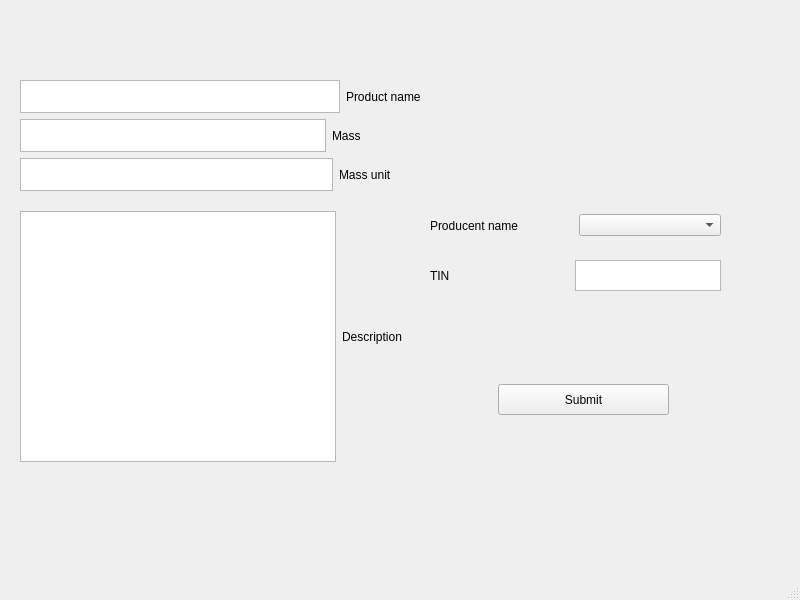
Old version of the form src/gui/add_product_window.ui in the repository MariuszPaluch2001/store-chain-management.
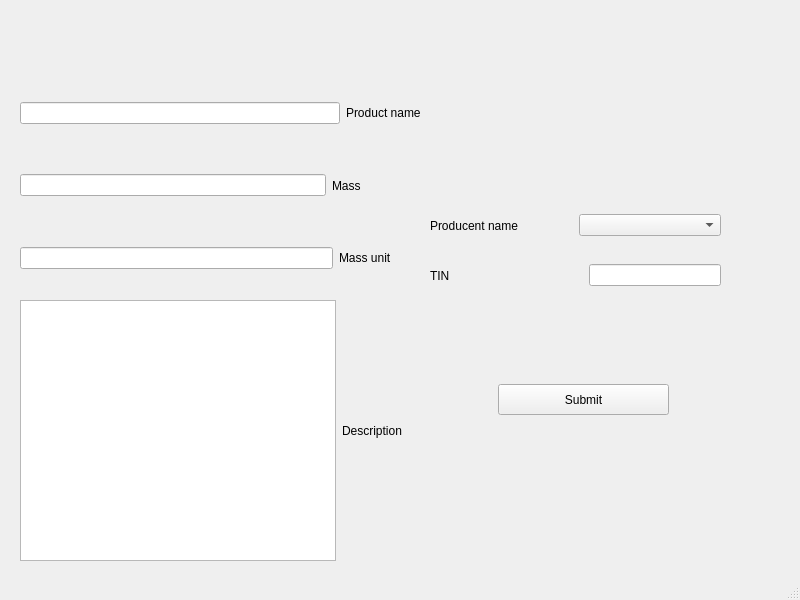
New version of the form.

Commit message: Working adding product to mongoDB.

The edit to the form file:
```diff
--- a/src/gui/add_product_window.ui
+++ b/src/gui/add_product_window.ui
@@ -20,14 +20,14 @@
       <x>20</x>
       <y>80</y>
       <width>401</width>
-      <height>111</height>
+      <height>211</height>
      </rect>
     </property>
     <layout class="QVBoxLayout" name="verticalLayout">
      <item>
       <layout class="QHBoxLayout" name="horizontalLayout_5">
        <item>
-        <widget class="QPlainTextEdit" name="plainTextEdit_4"/>
+        <widget class="QLineEdit" name="Product_Name_Input"/>
        </item>
        <item>
         <widget class="QLabel" name="label_3">
@@ -41,7 +41,7 @@
      <item>
       <layout class="QHBoxLayout" name="horizontalLayout_2">
        <item>
-        <widget class="QPlainTextEdit" name="plainTextEdit"/>
+        <widget class="QLineEdit" name="Product_Mass_Input"/>
        </item>
        <item>
         <widget class="QLabel" name="label">
@@ -55,7 +55,7 @@
      <item>
       <layout class="QHBoxLayout" name="horizontalLayout_4">
        <item>
-        <widget class="QPlainTextEdit" name="plainTextEdit_3"/>
+        <widget class="QLineEdit" name="Product_Mass_Unit_Input"/>
        </item>
        <item>
         <widget class="QLabel" name="label_4">
@@ -114,14 +114,14 @@
        </property>
        <property name="sizeHint" stdset="0">
         <size>
-         <width>230</width>
+         <width>113</width>
          <height>20</height>
         </size>
        </property>
       </spacer>
      </item>
      <item>
-      <widget class="QPlainTextEdit" name="plainTextEdit_5"/>
+      <widget class="QLineEdit" name="Producent_TIN_Input"/>
      </item>
     </layout>
    </widget>
@@ -129,9 +129,9 @@
     <property name="geometry">
      <rect>
       <x>20</x>
-      <y>211</y>
+      <y>300</y>
       <width>399</width>
-      <height>251</height>
+      <height>261</height>
      </rect>
     </property>
     <layout class="QHBoxLayout" name="horizontalLayout_3">
```
Left out of the diff: 20 changed lines with no effect on the pictures. The commit also changes 7 other files.
